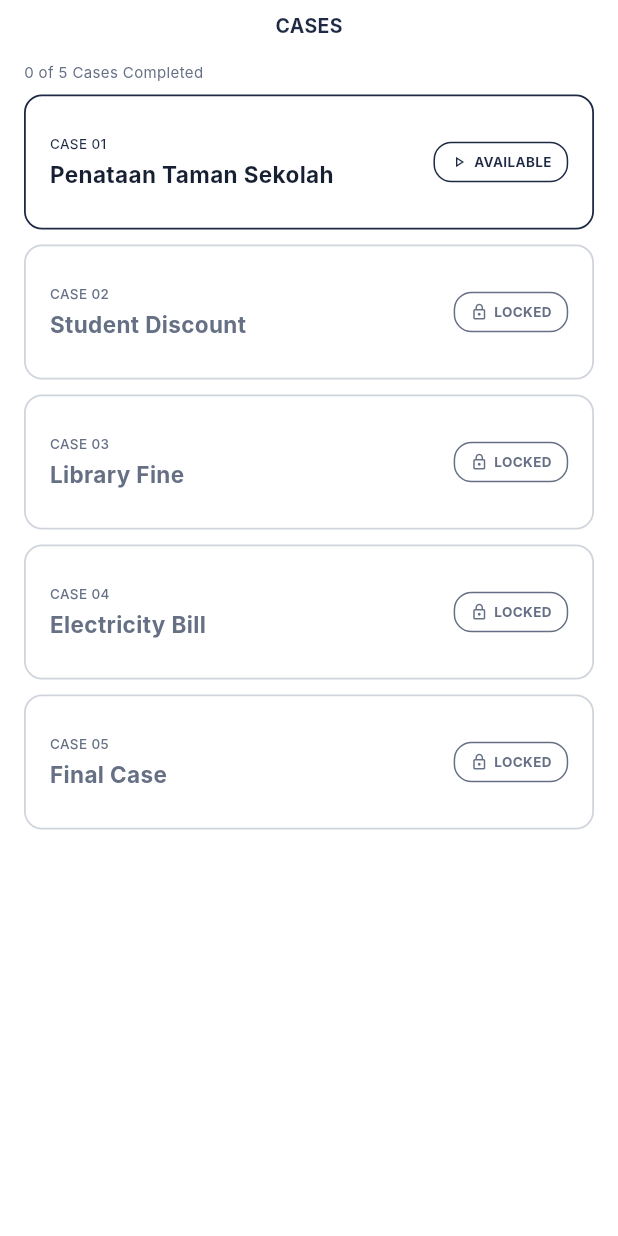
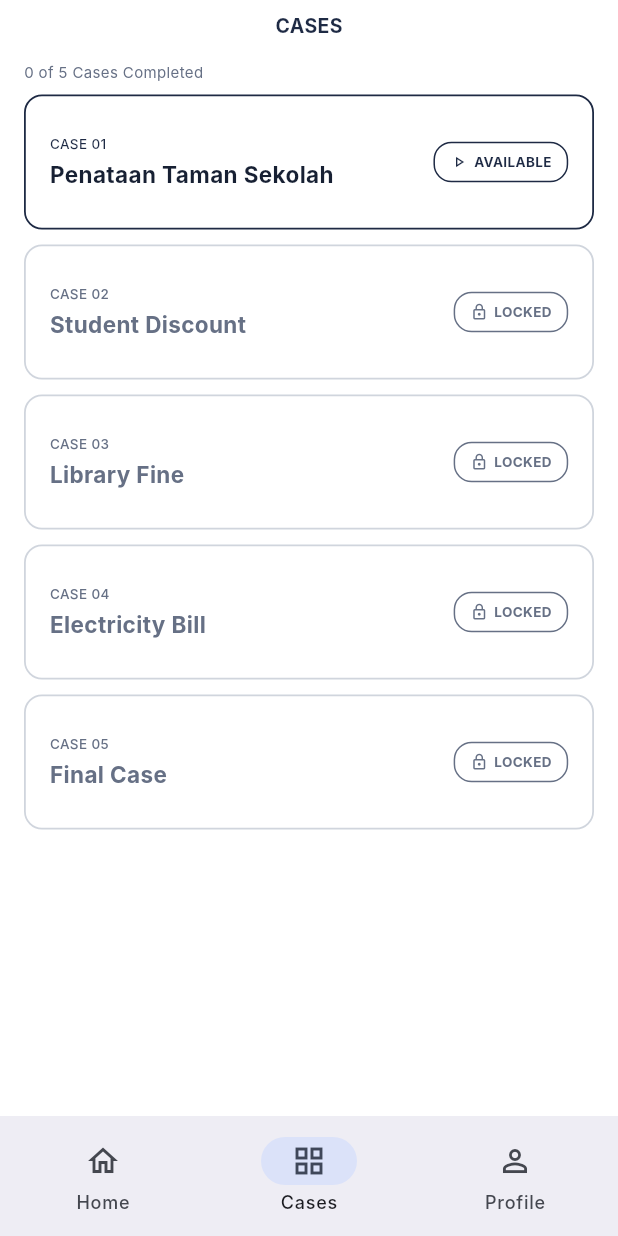
Before and after one commit to Aisyahazzahra04/algocasee, a Flutter app: the InformationIdentificationScreen screen opened directly with empty values, after a tap on the "grid view" icon, on a phone screen of 412 x 824 dp. Run offline on Flutter 3.47's test engine with Material 3 defaults, Android fonts, the light colour scheme and no system bars; our stand-ins replace sqflite; accounts and stored records are empty; Roboto replaces fonts that are missing (Inter).

Commit message:
fix navigation back to cases in steps 1–3

```diff
--- a/lib/screens/information_identification_screen.dart
+++ b/lib/screens/information_identification_screen.dart
@@ -6,7 +6,7 @@ import '../main.dart';
 import '../models/case_model.dart';
 import '../services/database_service.dart';
 import 'input_output_rules_screen.dart';
-import 'cases_screen.dart';
+import 'app_shell.dart';
 import 'problem_analysis_screen.dart';
 
 class InformationIdentificationScreen
@@ -302,14 +302,14 @@ class _InformationIdentificationScreenState
                   ),
 
                   IconButton(
+
                   onPressed: () {
-                      Navigator.push(
+                    Navigator.pushAndRemoveUntil(
                       context,
                       MaterialPageRoute(
-                          builder: (_) => const Scaffold(
-                            body: CasesScreen(),
+                        builder: (_) => const AppShell(initialIndex: 1),
                       ),
-                        ),
+                      (route) => route.isFirst,
                     );
                   },
                     icon: const Icon(
```
Also changed, not shown: lib/screens/input_output_rules_screen.dart (+5 -5 lines), lib/screens/logic_builder_screen.dart (+6 -6 lines). Lines whose indentation alone changed are shown as unchanged.
